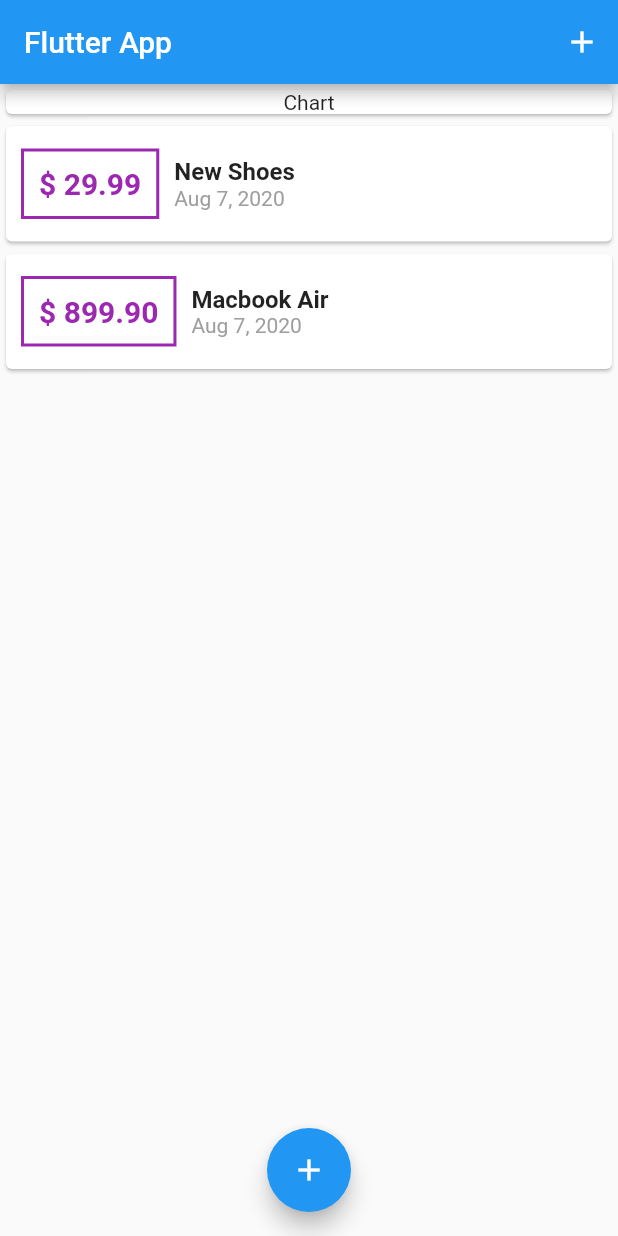
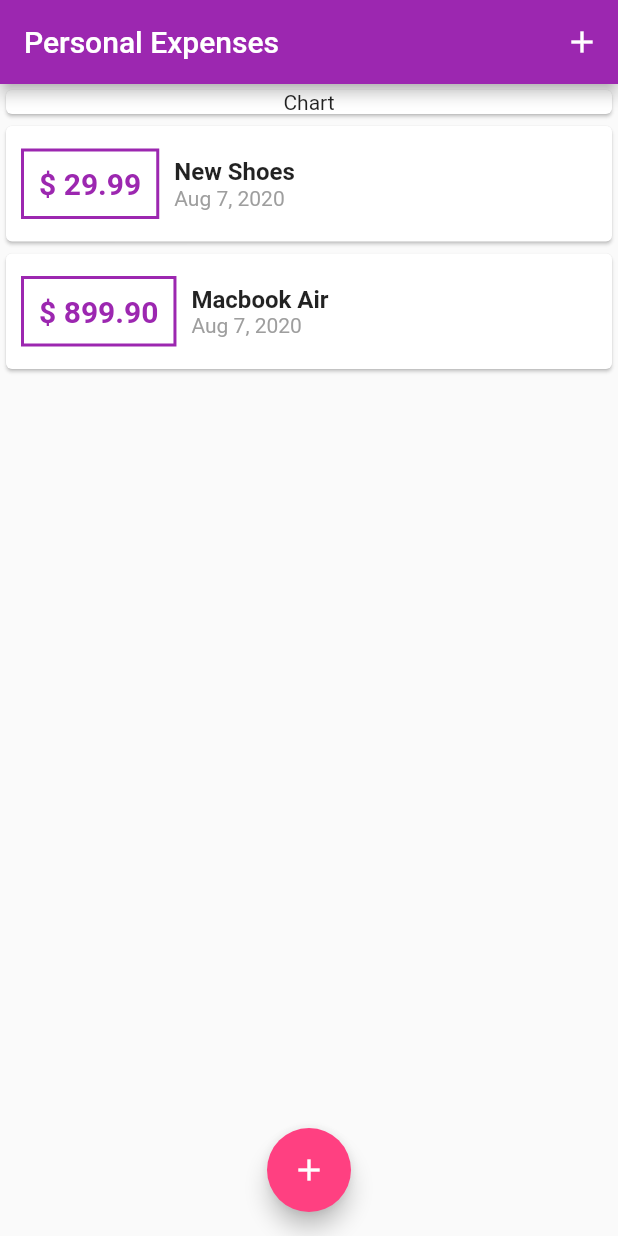
Before and after one commit to stellarbeam/personal_expenses, a Flutter app: the screen it shows after launch, on a phone screen of 412 x 824 dp. Run offline on Flutter 3.47's test engine with Material 2 defaults, Android fonts, the phone set to English and light mode, and no system bars.

```diff
--- a/lib/main.dart
+++ b/lib/main.dart
@@ -10,7 +10,11 @@ class MyApp extends StatelessWidget {
   @override
   Widget build(BuildContext context) {
     return MaterialApp(
-      title: 'Flutter App',
+      title: 'Personal Expenses',
+      theme: ThemeData(
+        primarySwatch: Colors.purple,
+        accentColor: Colors.pinkAccent,
+      ),
       home: MyHomePage(),
     );
   }
@@ -61,7 +65,7 @@ class _MyHomePageState extends State<MyHomePage> {
   Widget build(BuildContext context) {
     return Scaffold(
       appBar: AppBar(
-        title: Text('Flutter App'),
+        title: Text('Personal Expenses'),
         actions: [
           IconButton(
             icon: Icon(Icons.add),
--- a/lib/widgets/transaction_list.dart
+++ b/lib/widgets/transaction_list.dart
@@ -22,7 +22,7 @@ class TransactionList extends StatelessWidget {
                   child: Text(
                     '\$ ${_transactionList[index].amount.toStringAsFixed(2)}',
                     style: TextStyle(
-                      color: Colors.purple,
+                      color: Theme.of(context).primaryColor,
                       fontWeight: FontWeight.bold,
                       fontSize: 20,
                     ),
@@ -33,7 +33,7 @@ class TransactionList extends StatelessWidget {
                   ),
                   decoration: BoxDecoration(
                     border: Border.all(
-                      color: Colors.purple,
+                      color: Theme.of(context).primaryColor,
                       width: 2,
                     ),
                   ),
```
Also changed, not shown: pubspec.yaml (+15 -11 lines), assets/fonts/OpenSans-Bold.ttf (added), assets/fonts/OpenSans-Regular.ttf (added), assets/fonts/Quicksand-Bold.ttf (added), assets/fonts/Quicksand-Light.ttf (added), assets/fonts/Quicksand-Medium.ttf (added), assets/fonts/Quicksand-Regular.ttf (added).
